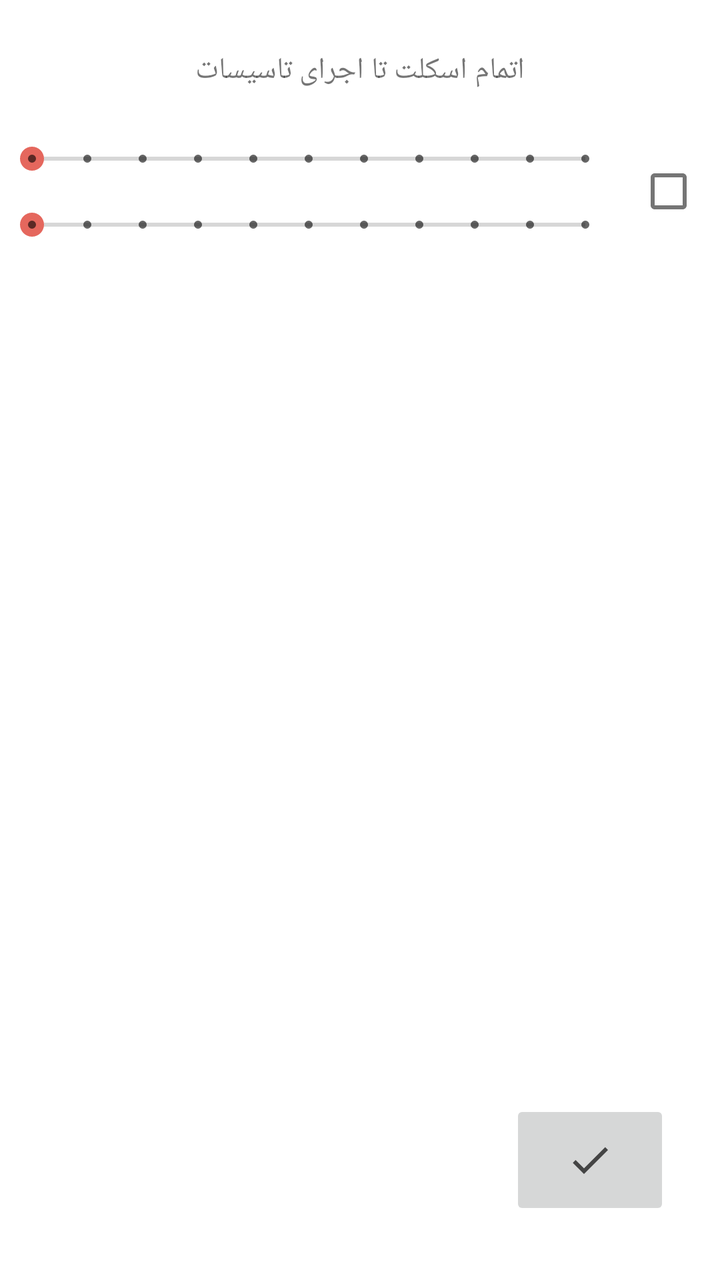
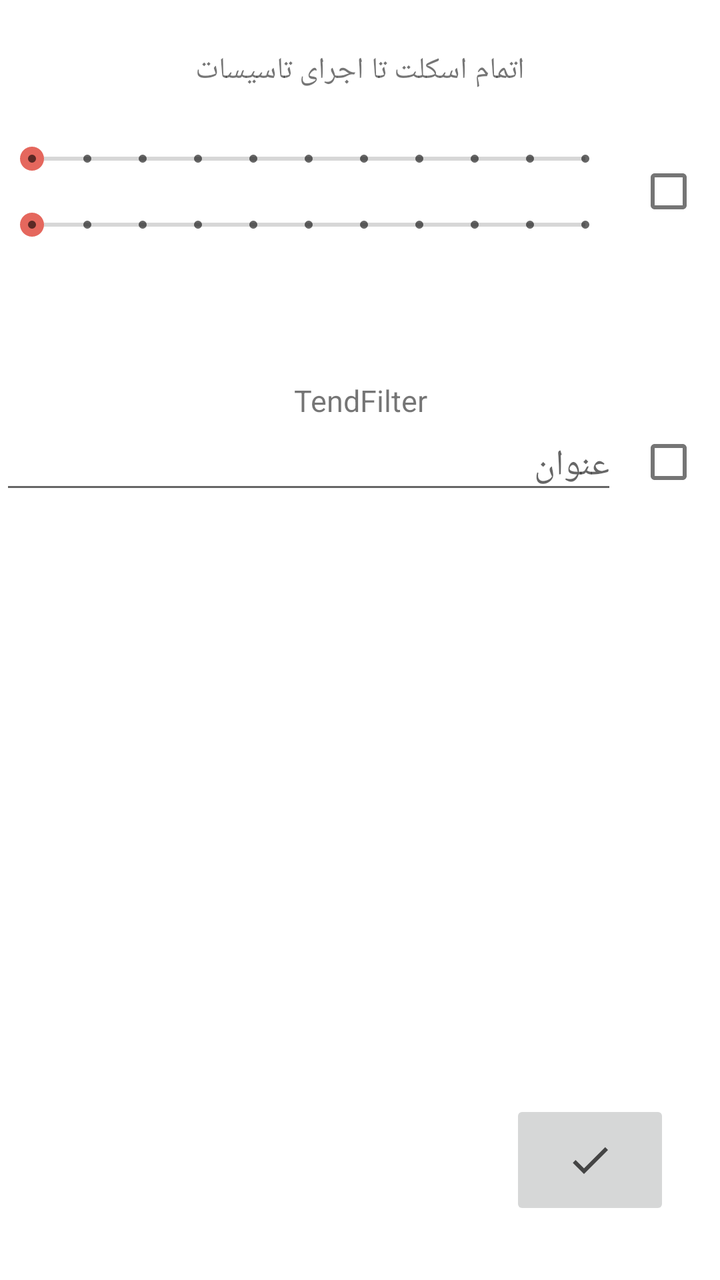

Screens rendered from an Android XML layout before and after an edit, with the pre-edit source and the edit as a unified diff.
<!-- AndroidManifest.xml: application theme MyMaterialTheme -->
<!-- res/layout/fragment_drawer_map.xml -->
<?xml version="1.0" encoding="utf-8"?>
<RelativeLayout xmlns:android="http://schemas.android.com/apk/res/android"
    xmlns:app="http://schemas.android.com/apk/res-auto"
    android:layout_width="match_parent"
    android:layout_height="match_parent"
    android:background="@android:color/white">

    <TextView
        android:id="@+id/txtFilterSeek"

        android:layout_width="match_parent"
        android:layout_height="wrap_content"
        android:layout_alignParentTop="true"
        android:layout_marginTop="25dp"
        android:gravity="bottom"
        android:text="اتمام اسکلت تا اجرای تاسیسات"
        android:textAlignment="center"
        android:textSize="15sp" />

    <LinearLayout
        android:layout_width="match_parent"
        android:layout_height="wrap_content"
        android:layout_below="@+id/txtFilterSeek"
        android:layout_marginTop="25dp"
        android:orientation="horizontal">


        <LinearLayout
            android:layout_width="match_parent"
            android:layout_height="wrap_content"
            android:layout_weight="1"
            android:orientation="vertical"
            android:visibility="visible">


            <SeekBar
                android:id="@+id/seekBar01"
                android:layout_width="match_parent"
                android:layout_height="wrap_content"
                android:layout_marginBottom="15dp"
                android:max="10"
                android:theme="@style/Widget.AppCompat.SeekBar.Discrete" />

            <SeekBar
                android:id="@+id/seekBar02"
                android:layout_width="match_parent"
                android:layout_height="wrap_content"
                android:max="10"
                android:theme="@style/Widget.AppCompat.SeekBar.Discrete" />
        </LinearLayout>

        <CheckBox
            android:id="@+id/checkBoxFilter01"
            android:layout_width="match_parent"
            android:layout_height="match_parent"
            android:layout_weight="6" />

    </LinearLayout>

    <ImageButton
        android:id="@+id/imgFilter"
        android:layout_width="80dp"
        android:layout_height="60dp"
        android:layout_alignParentEnd="true"
        android:layout_alignParentBottom="true"
        android:layout_marginEnd="25dp"
        android:layout_marginBottom="30dp"
        app:srcCompat="@drawable/ic_done_black_24dp" />


</RelativeLayout>
<!-- resources referenced by this layout -->
<resources>
  <!-- drawable ic_done_black_24dp (drawable) -->
  <vector android:alpha="0.96" android:height="24dp"
      android:tint="#3C3C3C" android:viewportHeight="24.0"
      android:viewportWidth="24.0" android:width="24dp" xmlns:android="http://schemas.android.com/apk/res/android">
      <path android:fillColor="#FF000000" android:pathData="M9,16.2L4.8,12l-1.4,1.4L9,19 21,7l-1.4,-1.4L9,16.2z"/>
  </vector>
  <style name="MyMaterialTheme" parent="MyMaterialTheme.Base">
          <item name="android:textColorPrimary">@color/textColorPrimary</item>
      </style>
  <style name="MyMaterialTheme.Base" parent="Theme.MaterialComponents.Light.NoActionBar">
          <item name="windowNoTitle">true</item>
          <item name="windowActionBar">false</item>
          <item name="colorPrimary">@color/colorPrimary</item>
          <item name="colorPrimaryDark">@color/colorPrimaryDark</item>
          <item name="colorAccent">@color/colorAccent</item>
      </style>
  <color name="textColorPrimary">#666666</color>
  <color name="colorPrimary">#333333</color>
  <color name="colorPrimaryDark">#333333</color>
  <color name="colorAccent">#E5675D</color>
</resources>

<!-- the commit's change to res/layout/fragment_drawer_map.xml (unified diff, before → after) -->
@@ -16,6 +16,7 @@
         android:text="اتمام اسکلت تا اجرای تاسیسات"
         android:textAlignment="center"
         android:textSize="15sp" />
+
 
     <LinearLayout
         android:layout_width="match_parent"
@@ -57,6 +58,40 @@
 
     </LinearLayout>
 
+    <TextView
+        android:id="@+id/txtFilterTend"
+        android:layout_width="match_parent"
+        android:layout_height="wrap_content"
+        android:layout_alignParentTop="true"
+        android:layout_marginTop="190dp"
+        android:gravity="bottom"
+        android:text="TendFilter"
+        android:textAlignment="center"
+        android:textSize="15sp" />
+
+    <LinearLayout
+        android:layout_width="match_parent"
+        android:layout_height="wrap_content"
+        android:layout_below="@+id/txtFilterSeek"
+        android:layout_marginTop="165dp"
+        android:orientation="horizontal">
+
+
+        <EditText
+            android:id="@+id/ediTendFilter"
+            android:layout_width="match_parent"
+            android:layout_height="wrap_content"
+            android:hint="عنوان"
+            android:layout_weight="1"/>
+
+        <CheckBox
+            android:id="@+id/checkBoxFilter02"
+            android:layout_width="match_parent"
+            android:layout_height="match_parent"
+            android:layout_weight="6" />
+
+    </LinearLayout>
+
     <ImageButton
         android:id="@+id/imgFilter"
         android:layout_width="80dp"
